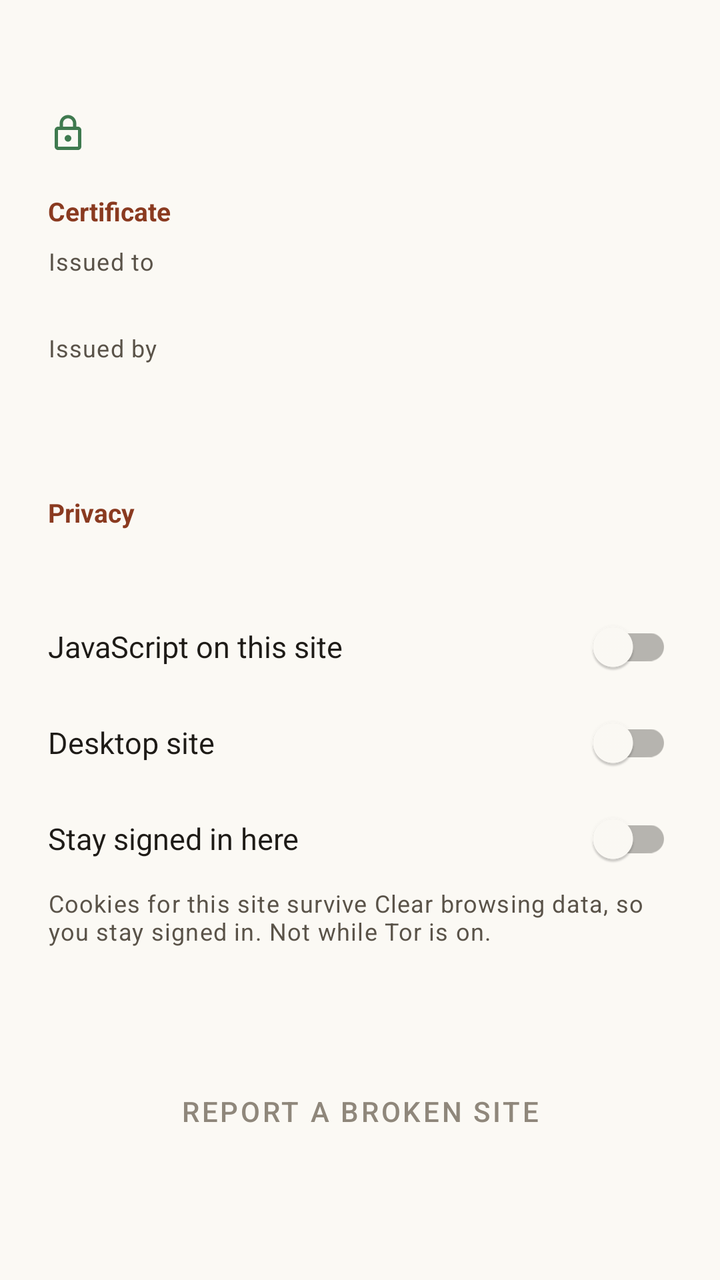
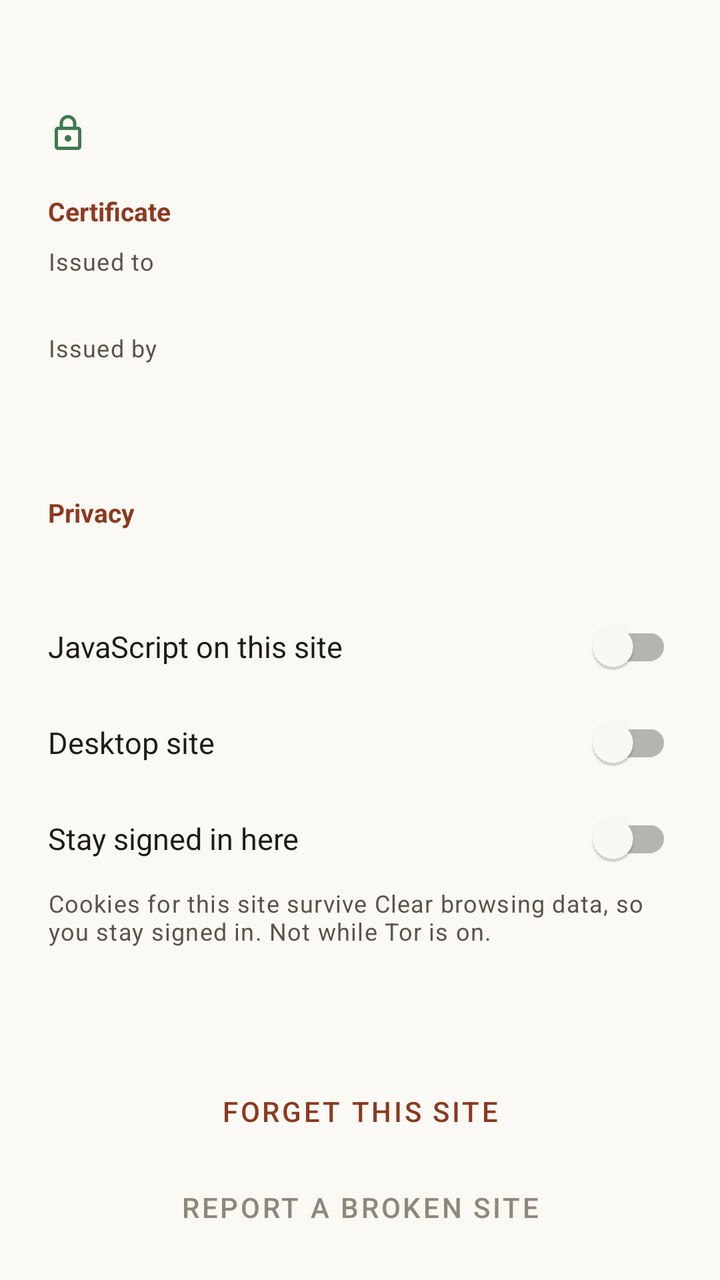

An Android layout rendered at two revisions. The XML below is the earlier revision; the diff shows what the commit changed to produce the second picture.
<!-- AndroidManifest.xml: application theme Theme.Wren -->
<!-- res/layout/sheet_site_security.xml -->
<?xml version="1.0" encoding="utf-8"?>
<androidx.core.widget.NestedScrollView xmlns:android="http://schemas.android.com/apk/res/android"
  android:layout_width="match_parent"
  android:layout_height="wrap_content"
  android:background="@color/layer"
  android:maxHeight="520dp">

  <LinearLayout
    android:layout_width="match_parent"
    android:layout_height="wrap_content"
    android:orientation="vertical"
    android:paddingStart="24dp"
    android:paddingTop="20dp"
    android:paddingEnd="24dp"
    android:paddingBottom="20dp">

    <TextView
      android:id="@+id/securityHost"
      android:layout_width="match_parent"
      android:layout_height="wrap_content"
      android:ellipsize="middle"
      android:maxLines="1"
      android:textColor="@color/ink"
      android:textSize="17sp"
      android:textStyle="bold" />

    <LinearLayout
      android:layout_width="match_parent"
      android:layout_height="wrap_content"
      android:layout_marginTop="14dp"
      android:gravity="center_vertical"
      android:orientation="horizontal">

      <ImageView
        android:id="@+id/securityConnectionIcon"
        android:layout_width="20dp"
        android:layout_height="20dp"
        android:contentDescription="@null"
        android:src="@drawable/ic_lock" />

      <TextView
        android:id="@+id/securityConnection"
        android:layout_width="match_parent"
        android:layout_height="wrap_content"
        android:layout_marginStart="12dp"
        android:textColor="@color/ink_soft"
        android:textSize="14sp" />
    </LinearLayout>

    <LinearLayout
      android:id="@+id/certificateGroup"
      android:layout_width="match_parent"
      android:layout_height="wrap_content"
      android:layout_marginTop="20dp"
      android:orientation="vertical">

      <TextView
        android:layout_width="match_parent"
        android:layout_height="wrap_content"
        android:paddingBottom="8dp"
        android:text="@string/certificate"
        android:textColor="@color/russet_strong"
        android:textSize="13sp"
        android:textStyle="bold" />

      <TextView
        android:layout_width="match_parent"
        android:layout_height="wrap_content"
        android:text="@string/certificate_issued_to"
        android:textAppearance="@style/TextAppearance.Wren.Caption" />

      <TextView
        android:id="@+id/certificateIssuedTo"
        android:layout_width="match_parent"
        android:layout_height="wrap_content"
        android:paddingBottom="8dp"
        android:textColor="@color/ink"
        android:textSize="14sp" />

      <TextView
        android:layout_width="match_parent"
        android:layout_height="wrap_content"
        android:text="@string/certificate_issued_by"
        android:textAppearance="@style/TextAppearance.Wren.Caption" />

      <TextView
        android:id="@+id/certificateIssuedBy"
        android:layout_width="match_parent"
        android:layout_height="wrap_content"
        android:paddingBottom="8dp"
        android:textColor="@color/ink"
        android:textSize="14sp" />

      <TextView
        android:id="@+id/certificateValidity"
        android:layout_width="match_parent"
        android:layout_height="wrap_content"
        android:textAppearance="@style/TextAppearance.Wren.Caption" />
    </LinearLayout>

    <TextView
      android:layout_width="match_parent"
      android:layout_height="wrap_content"
      android:layout_marginTop="22dp"
      android:paddingBottom="8dp"
      android:text="@string/section_privacy"
      android:textColor="@color/russet_strong"
      android:textSize="13sp"
      android:textStyle="bold" />

    <TextView
      android:id="@+id/trackerCount"
      android:layout_width="match_parent"
      android:layout_height="wrap_content"
      android:textColor="@color/ink"
      android:textSize="15sp" />

    <LinearLayout
      android:id="@+id/trackerGroups"
      android:layout_width="match_parent"
      android:layout_height="wrap_content"
      android:layout_marginTop="6dp"
      android:orientation="vertical" />

    <com.google.android.material.switchmaterial.SwitchMaterial
      android:id="@+id/siteJavascriptSwitch"
      android:layout_width="match_parent"
      android:layout_height="wrap_content"
      android:minHeight="48dp"
      android:text="@string/site_javascript"
      android:textColor="@color/ink"
      android:textSize="15sp" />

    <com.google.android.material.switchmaterial.SwitchMaterial
      android:id="@+id/siteDesktopSwitch"
      android:layout_width="match_parent"
      android:layout_height="wrap_content"
      android:minHeight="48dp"
      android:text="@string/site_desktop"
      android:textColor="@color/ink"
      android:textSize="15sp" />

    <com.google.android.material.switchmaterial.SwitchMaterial
      android:id="@+id/siteKeepSignedInSwitch"
      android:layout_width="match_parent"
      android:layout_height="wrap_content"
      android:minHeight="48dp"
      android:text="@string/keep_signed_in"
      android:textColor="@color/ink"
      android:textSize="15sp" />

    <TextView
      android:layout_width="match_parent"
      android:layout_height="wrap_content"
      android:text="@string/keep_signed_in_summary"
      android:textAppearance="@style/TextAppearance.Wren.Caption" />

    <com.google.android.material.button.MaterialButton
      android:id="@+id/securityBlockingAction"
      style="@style/Widget.MaterialComponents.Button.TextButton"
      android:layout_width="match_parent"
      android:layout_height="wrap_content"
      android:layout_marginTop="10dp"
      android:textColor="@color/russet_strong" />

    <com.google.android.material.button.MaterialButton
      android:id="@+id/securityReportAction"
      style="@style/Widget.MaterialComponents.Button.TextButton"
      android:layout_width="match_parent"
      android:layout_height="wrap_content"
      android:text="@string/report_broken_site"
      android:textColor="@color/ink_faint" />
  </LinearLayout>
</androidx.core.widget.NestedScrollView>
<!-- resources referenced by this layout -->
<resources>
  <color name="ink">#FF1E1B17</color>
  <color name="ink_faint">#FF8F877B</color>
  <color name="ink_soft">#FF5A5349</color>
  <color name="layer">#FFFBF9F4</color>
  <color name="russet_strong">#FF8A3A20</color>
  <!-- drawable ic_lock (drawable) -->
  <?xml version="1.0" encoding="utf-8"?>
  <vector xmlns:android="http://schemas.android.com/apk/res/android"
    android:width="24dp"
    android:height="24dp"
    android:viewportWidth="24"
    android:viewportHeight="24"
    android:tint="@color/moss">
    
    <path
      android:fillColor="#FFFFFFFF"
      android:pathData="M18,8h-1V6c0,-2.76 -2.24,-5 -5,-5S7,3.24 7,6v2H6c-1.1,0 -2,0.9 -2,2v10c0,1.1 0.9,2 2,2h12c1.1,0 2,-0.9 2,-2V10c0,-1.1 -0.9,-2 -2,-2zM9,6c0,-1.66 1.34,-3 3,-3s3,1.34 3,3v2H9V6zM18,20H6V10h12v10zM12,17c1.1,0 2,-0.9 2,-2s-0.9,-2 -2,-2 -2,0.9 -2,2 0.9,2 2,2z" />
  </vector>
  <string name="certificate">Certificate</string>
  <string name="certificate_issued_by">Issued by</string>
  <string name="certificate_issued_to">Issued to</string>
  <string name="keep_signed_in">Stay signed in here</string>
  <string name="keep_signed_in_summary">Cookies for this site survive Clear browsing data, so you stay signed in. Not while Tor is on.</string>
  <string name="report_broken_site">Report a broken site</string>
  <string name="section_privacy">Privacy</string>
  <string name="site_desktop">Desktop site</string>
  <string name="site_javascript">JavaScript on this site</string>
  <style name="TextAppearance.Wren.Caption" parent="TextAppearance.MaterialComponents.Caption">
      <item name="android:textColor">@color/ink_soft</item>
      <item name="android:textSize">12sp</item>
    </style>
  <style name="Theme.Wren" parent="Theme.MaterialComponents.Light.NoActionBar">
      <item name="colorPrimary">@color/russet</item>
      <item name="colorPrimaryVariant">@color/russet_strong</item>
      <item name="colorSecondary">@color/moss</item>
      <item name="colorSecondaryVariant">@color/moss</item>
      <item name="colorOnPrimary">@color/on_accent</item>
      <item name="colorOnSecondary">@color/on_accent</item>
      <item name="colorSurface">@color/sheet</item>
      <item name="colorOnSurface">@color/ink</item>
      <item name="android:colorBackground">@color/ground</item>
      <item name="colorOnBackground">@color/ink</item>
      <item name="android:windowBackground">@color/ground</item>
      <item name="android:statusBarColor">@color/layer</item>
      <item name="android:navigationBarColor">@color/layer</item>
      <item name="android:textColorPrimary">@color/ink</item>
      <item name="android:textColorSecondary">@color/ink_soft</item>
      <item name="android:textColorHint">@color/ink_faint</item>
      <item name="colorControlHighlight">@color/control_highlight</item>
      
      <item name="android:isLightTheme">true</item>
      <item name="android:forceDarkAllowed">false</item>
    </style>
  <color name="moss">#FF3F7A4F</color>
  <color name="russet">#FFA8482A</color>
  <color name="on_accent">#FFFFFFFF</color>
  <color name="sheet">#FFFFFDF8</color>
  <color name="ground">#FFF4F1EA</color>
</resources>

<!-- the commit's change to res/layout/sheet_site_security.xml (unified diff, before → after) -->
@@ -164,6 +164,14 @@
       android:textColor="@color/russet_strong" />
 
     <com.google.android.material.button.MaterialButton
+      android:id="@+id/securityForgetAction"
+      style="@style/Widget.MaterialComponents.Button.TextButton"
+      android:layout_width="match_parent"
+      android:layout_height="wrap_content"
+      android:text="@string/forget_site"
+      android:textColor="@color/russet_strong" />
+
+    <com.google.android.material.button.MaterialButton
       android:id="@+id/securityReportAction"
       style="@style/Widget.MaterialComponents.Button.TextButton"
       android:layout_width="match_parent"
<!-- resource entries referenced after the edit -->
@@ -21,6 +21,7 @@
   <string name="certificate">Certificate</string>
   <string name="certificate_issued_by">Issued by</string>
   <string name="certificate_issued_to">Issued to</string>
+  <string name="forget_site">Forget this site</string>
   <string name="keep_signed_in">Stay signed in here</string>
   <string name="keep_signed_in_summary">Cookies for this site survive Clear browsing data, so you stay signed in. Not while Tor is on.</string>
   <string name="report_broken_site">Report a broken site</string>
